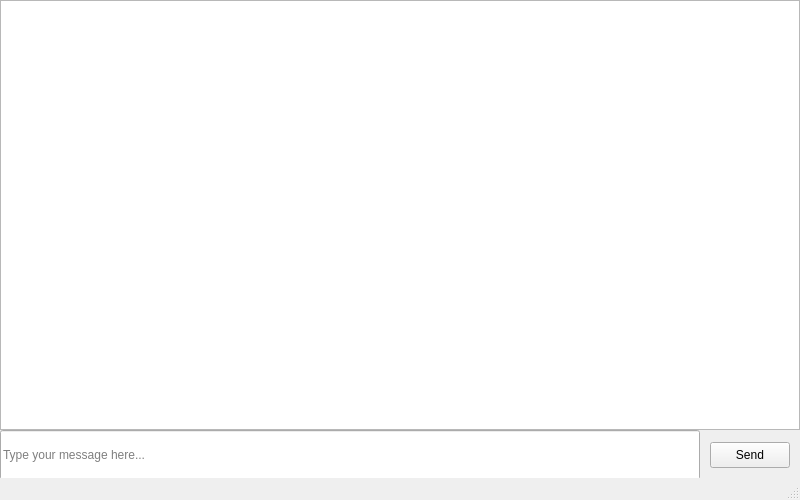
Above: 5_term/сети и телекоммуникации/ДР/Chat/client/Chat.ui from fadeyjo/Bauman before the change. Below: the same form after it.
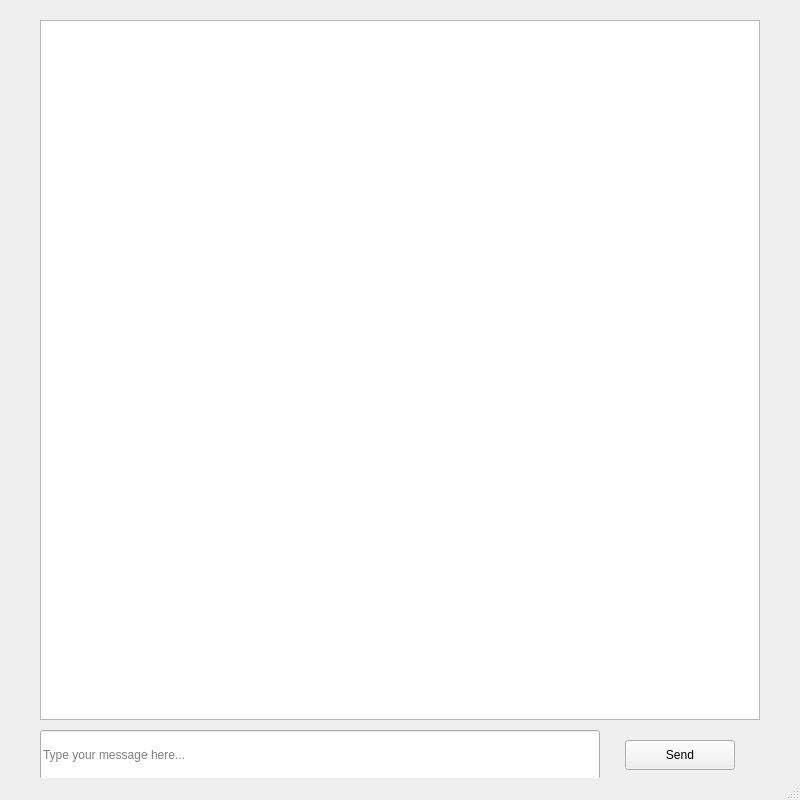
That is the form after the change.

Patch:
```diff
--- a/5_term/сети и телекоммуникации/ДР/Chat/client/Chat.ui
+++ b/5_term/сети и телекоммуникации/ДР/Chat/client/Chat.ui
@@ -7,7 +7,7 @@
     <x>0</x>
     <y>0</y>
     <width>800</width>
-    <height>500</height>
+    <height>800</height>
    </rect>
   </property>
   <property name="windowTitle">
@@ -17,10 +17,10 @@
    <widget class="QPushButton" name="sendNewMsgBtn">
     <property name="geometry">
      <rect>
-      <x>710</x>
-      <y>442</y>
-      <width>80</width>
-      <height>26</height>
+      <x>625</x>
+      <y>740</y>
+      <width>110</width>
+      <height>30</height>
      </rect>
     </property>
     <property name="text">
@@ -30,9 +30,9 @@
    <widget class="QLineEdit" name="newMsgLineEdit">
     <property name="geometry">
      <rect>
-      <x>0</x>
-      <y>430</y>
-      <width>700</width>
+      <x>40</x>
+      <y>730</y>
+      <width>560</width>
       <height>50</height>
      </rect>
     </property>
@@ -43,12 +43,17 @@
    <widget class="QTextEdit" name="msgsBox">
     <property name="geometry">
      <rect>
-      <x>0</x>
-      <y>0</y>
-      <width>800</width>
-      <height>430</height>
+      <x>40</x>
+      <y>20</y>
+      <width>720</width>
+      <height>700</height>
      </rect>
     </property>
+    <property name="font">
+     <font>
+      <pointsize>14</pointsize>
+     </font>
+    </property>
    </widget>
   </widget>
   <widget class="QMenuBar" name="menubar">
```
